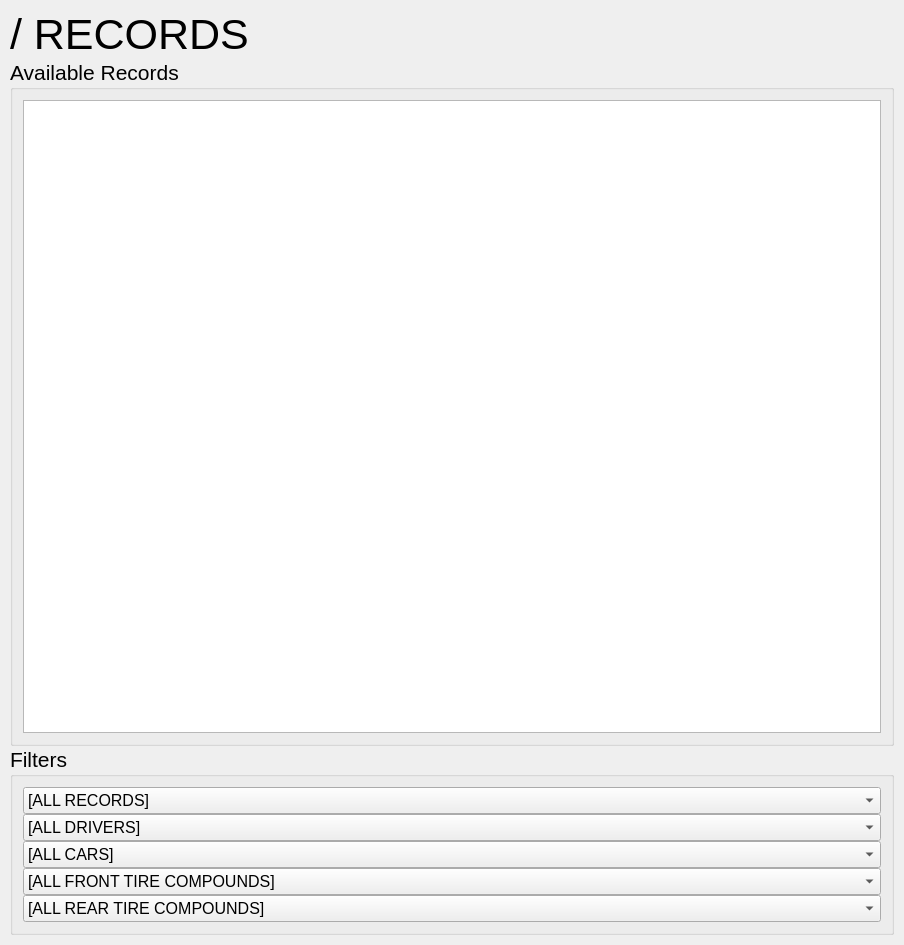
Before: the Qt Designer form trunk/QTimeTrial/resources/ui/widgetrecords.ui in flomar/rFactor2TimeTrial, drawn with Qt 5.
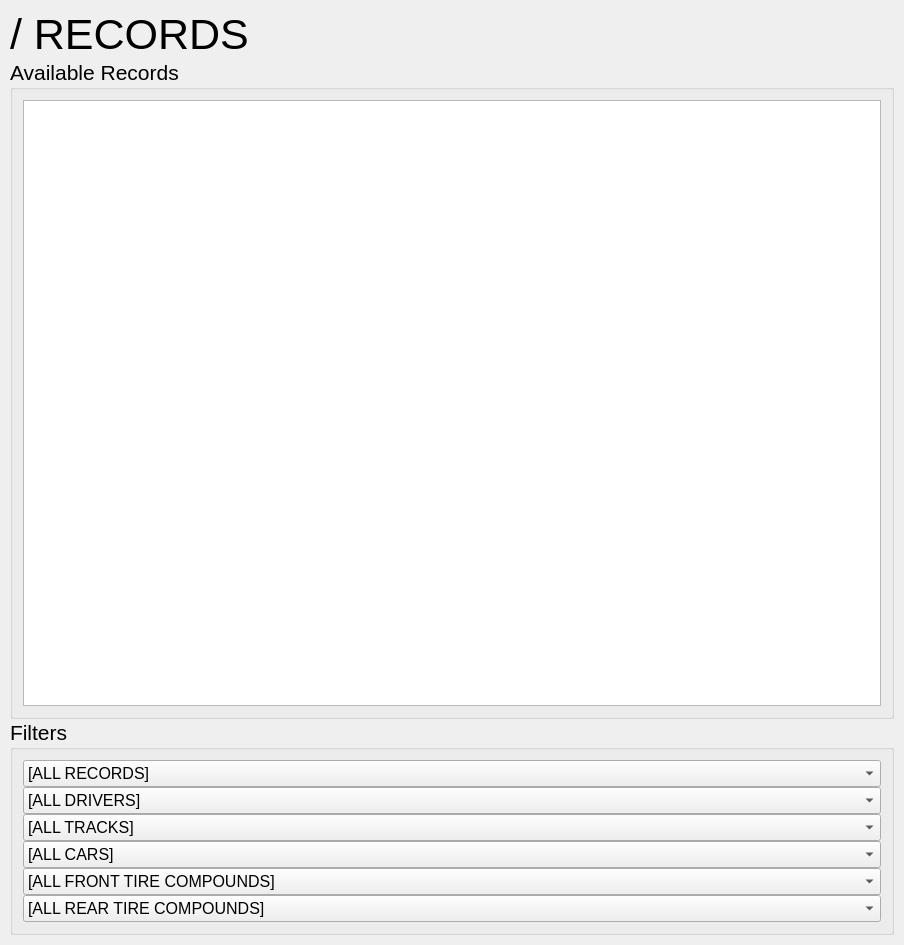
After: the same form once the commit is applied.

Patch:
```diff
--- a/trunk/QTimeTrial/resources/ui/widgetrecords.ui
+++ b/trunk/QTimeTrial/resources/ui/widgetrecords.ui
@@ -226,6 +226,20 @@
             </item>
            </widget>
           </item>
+          <item>
+           <widget class="QComboBox" name="comboBoxTrack">
+            <property name="font">
+             <font>
+              <pointsize>12</pointsize>
+             </font>
+            </property>
+            <item>
+             <property name="text">
+              <string>[ALL TRACKS]</string>
+             </property>
+            </item>
+           </widget>
+          </item>
           <item>
            <widget class="QComboBox" name="comboBoxCar">
             <property name="font">
```
